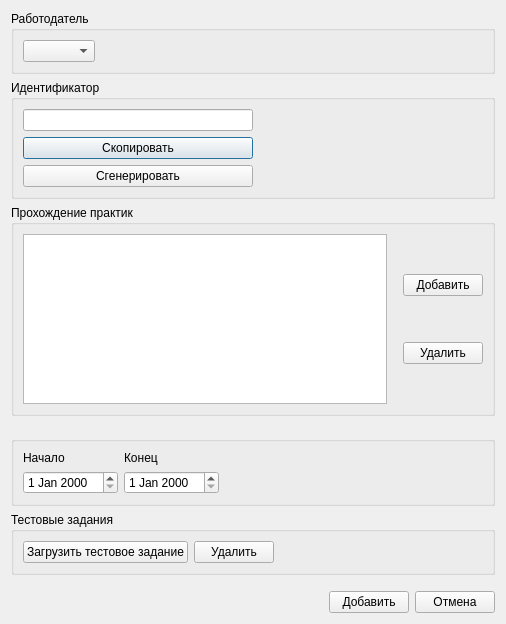
7enSmile/clientVKR, file ui/practicewindow.ui: the form before one commit.
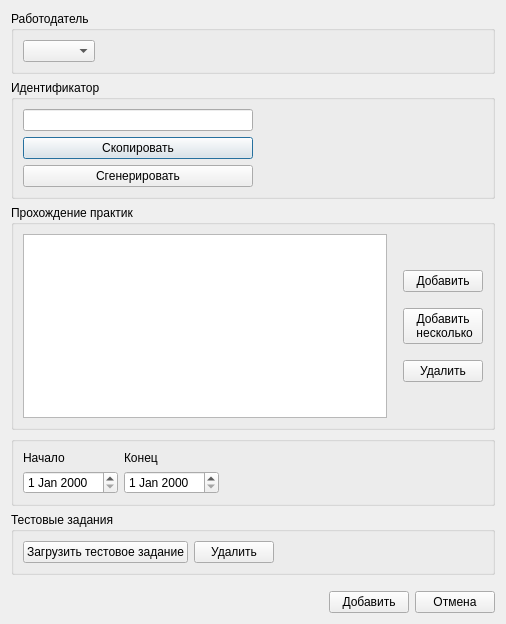
The form after the commit.

What changed in the file:
```diff
--- a/ui/practicewindow.ui
+++ b/ui/practicewindow.ui
@@ -123,6 +123,19 @@
       </item>
       <item>
        <layout class="QVBoxLayout" name="verticalLayout_5">
+        <item>
+         <spacer name="verticalSpacer">
+          <property name="orientation">
+           <enum>Qt::Vertical</enum>
+          </property>
+          <property name="sizeHint" stdset="0">
+           <size>
+            <width>20</width>
+            <height>40</height>
+           </size>
+          </property>
+         </spacer>
+        </item>
         <item>
          <widget class="QPushButton" name="pushButtonInserPassingPractice">
           <property name="text">
@@ -130,6 +143,46 @@
           </property>
          </widget>
         </item>
+        <item>
+         <spacer name="verticalSpacer_5">
+          <property name="orientation">
+           <enum>Qt::Vertical</enum>
+          </property>
+          <property name="sizeType">
+           <enum>QSizePolicy::Fixed</enum>
+          </property>
+          <property name="sizeHint" stdset="0">
+           <size>
+            <width>20</width>
+            <height>10</height>
+           </size>
+          </property>
+         </spacer>
+        </item>
+        <item>
+         <widget class="QPushButton" name="pushButtonInserManyPassingPractice">
+          <property name="text">
+           <string>Добавить 
+ несколько</string>
+          </property>
+         </widget>
+        </item>
+        <item>
+         <spacer name="verticalSpacer_4">
+          <property name="orientation">
+           <enum>Qt::Vertical</enum>
+          </property>
+          <property name="sizeType">
+           <enum>QSizePolicy::Fixed</enum>
+          </property>
+          <property name="sizeHint" stdset="0">
+           <size>
+            <width>20</width>
+            <height>10</height>
+           </size>
+          </property>
+         </spacer>
+        </item>
         <item>
          <widget class="QPushButton" name="pushButtonDeletePassingPractice">
           <property name="text">
@@ -137,6 +190,19 @@
           </property>
          </widget>
         </item>
+        <item>
+         <spacer name="verticalSpacer_2">
+          <property name="orientation">
+           <enum>Qt::Vertical</enum>
+          </property>
+          <property name="sizeHint" stdset="0">
+           <size>
+            <width>20</width>
+            <height>40</height>
+           </size>
+          </property>
+         </spacer>
+        </item>
        </layout>
       </item>
      </layout>
@@ -145,7 +211,7 @@
    <item>
     <widget class="QGroupBox" name="groupBox_4">
      <property name="title">
-      <string> </string>
+      <string/>
      </property>
      <layout class="QHBoxLayout" name="horizontalLayout">
       <item>
```
